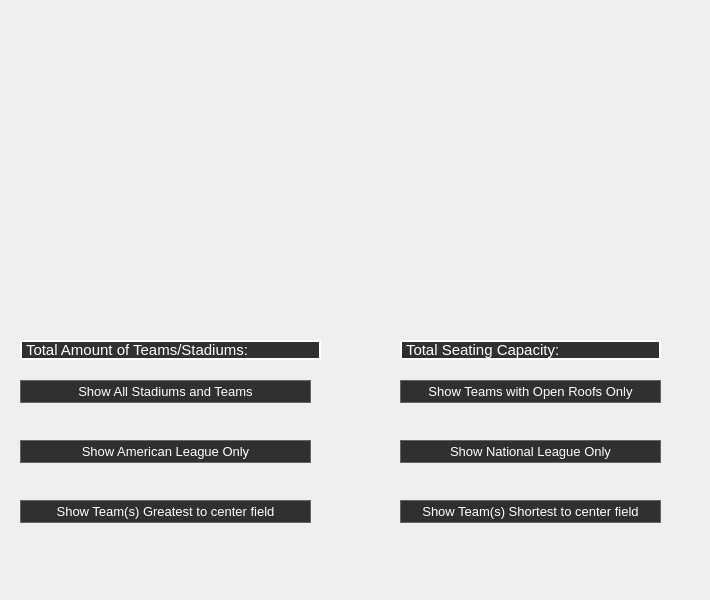
minorleaguegrayonassociates/GrayonSlam, file src/views/stadiumview.ui: the form before one commit.
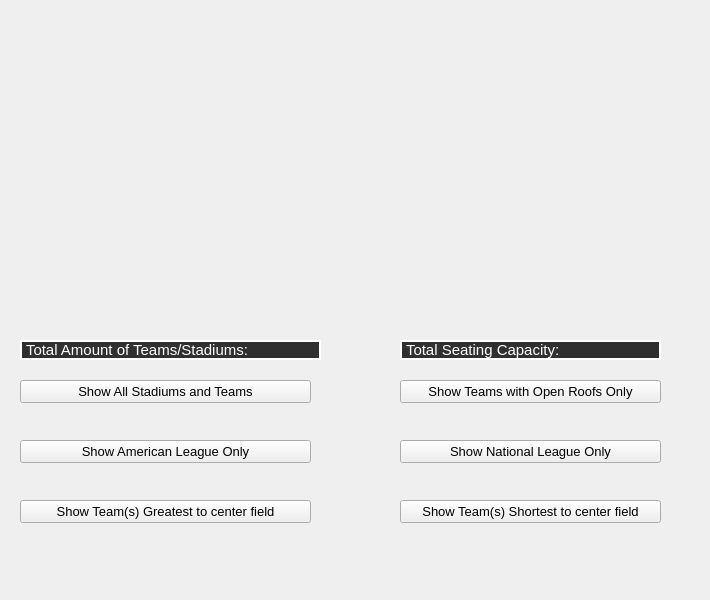
The form after the commit.

Commit message: Put teh QPushButton Styling in mainwindow and got rid of string function cpp file

What changed in the file:
```diff
--- a/src/views/stadiumview.ui
+++ b/src/views/stadiumview.ui
@@ -46,17 +46,8 @@
    <property name="styleSheet">
     <string notr="true">QPushButton
 {
-  font-size: 13px;
-  color: white;
-  border: 1px solid #666666;
-  background-color: #303030;
- }
-
-QPushButton:hover
-{
-  background-color: #343A43;
-  border: 1px solid #609aff;
-}</string>
+     font-size: 13px;
+ }</string>
    </property>
    <property name="text">
     <string>Show National League Only</string>
@@ -77,17 +68,8 @@
    <property name="styleSheet">
     <string notr="true">QPushButton
 {
-  font-size: 13px;
-  color: white;
-  border: 1px solid #666666;
-  background-color: #303030;
- }
-
-QPushButton:hover
-{
-  background-color: #343A43;
-  border: 1px solid #609aff;
-}</string>
+     font-size: 13px;
+ }</string>
    </property>
    <property name="text">
     <string>Show American League Only</string>
@@ -108,17 +90,8 @@
    <property name="styleSheet">
     <string notr="true">QPushButton
 {
-  font-size: 13px;
-  color: white;
-  border: 1px solid #666666;
-  background-color: #303030;
- }
-
-QPushButton:hover
-{
-  background-color: #343A43;
-  border: 1px solid #609aff;
-}</string>
+     font-size: 13px;
+ }</string>
    </property>
    <property name="text">
     <string>Show Team(s) Greatest to center field</string>
@@ -139,17 +112,8 @@
    <property name="styleSheet">
     <string notr="true">QPushButton
 {
-  font-size: 13px;
-  color: white;
-  border: 1px solid #666666;
-  background-color: #303030;
- }
-
-QPushButton:hover
-{
-  background-color: #343A43;
-  border: 1px solid #609aff;
-}</string>
+     font-size: 13px;
+ }</string>
    </property>
    <property name="text">
     <string>Show Team(s) Shortest to center field</string>
@@ -170,17 +134,8 @@
    <property name="styleSheet">
     <string notr="true">QPushButton
 {
-  font-size: 13px;
-  color: white;
-  border: 1px solid #666666;
-  background-color: #303030;
- }
-
-QPushButton:hover
-{
-  background-color: #343A43;
-  border: 1px solid #609aff;
-}</string>
+     font-size: 13px;
+ }</string>
    </property>
    <property name="text">
     <string>Show Teams with Open Roofs Only</string>
@@ -198,17 +153,8 @@
    <property name="styleSheet">
     <string notr="true">QPushButton
 {
-  font-size: 13px;
-  color: white;
-  border: 1px solid #666666;
-  background-color: #303030;
- }
-
-QPushButton:hover
-{
-  background-color: #343A43;
-  border: 1px solid #609aff;
-}</string>
+     font-size: 13px;
+ }</string>
    </property>
    <property name="text">
     <string>Show All Stadiums and Teams</string>
```
The commit also changes 4 other files.
